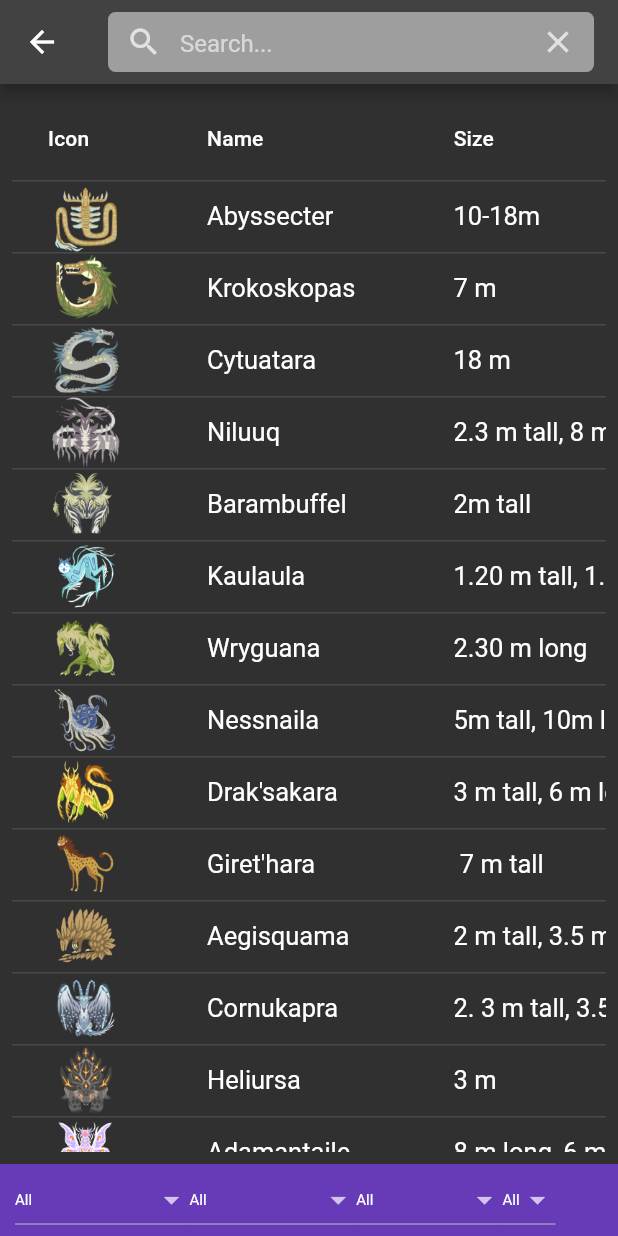
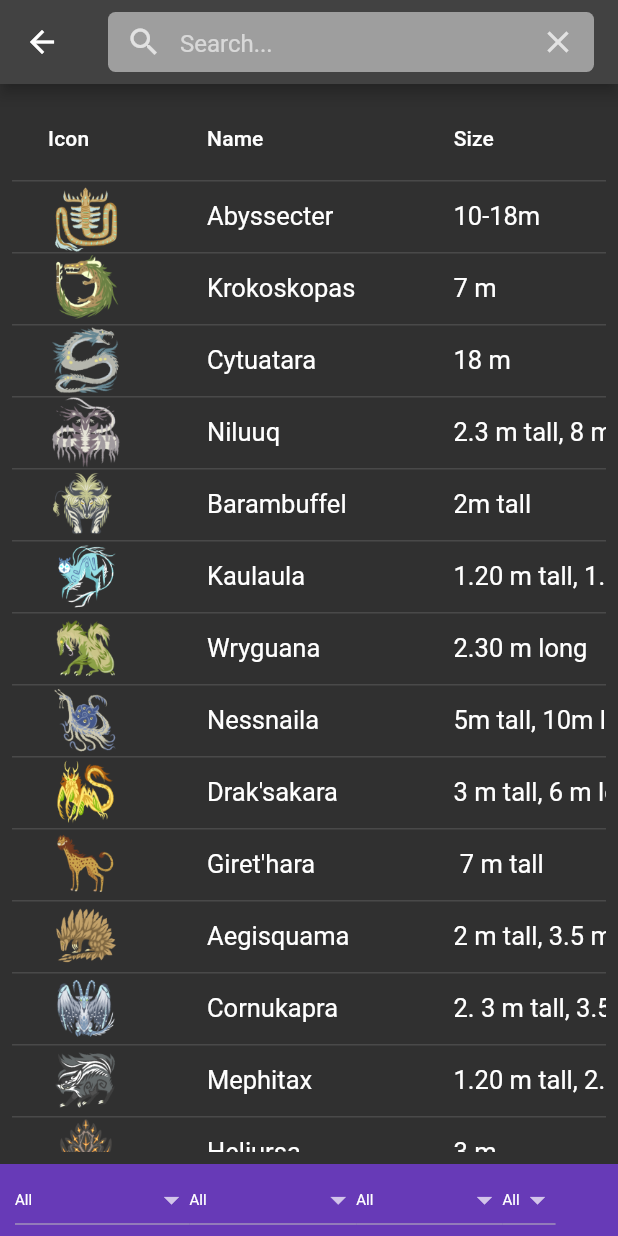
Before and after one commit to RyokCR/Bestiarium, a Flutter app: the screen it shows after launch, after a tap on the "search" icon, on a phone screen of 412 x 824 dp. Run offline on Flutter 3.47's test engine with Material 2 defaults, Android fonts, the light colour scheme and no system bars; our stand-ins replace dio, flutter_colorpicker, google_fonts, hive, hive_flutter; accounts and stored records are empty.

Commit message:
added more creatures

```diff
--- a/lib/domain/services/db/admin/initial_large_creatures.dart
+++ b/lib/domain/services/db/admin/initial_large_creatures.dart
@@ -337,6 +337,33 @@ addLargeCreatures(){
   );
 
   addSmallCreature(
+      'Mephitax',
+      'Warm-blooded beast',
+      '1.20 m tall, 2.5 m long',
+      'Carnivorous',
+      'Vicious and highly adaptable predatory creatures. They are found in almost any type of terrestrial habitat, and are'
+          ' able to climb and swim well.'
+
+      '\n\nMephitax hunt alone, and usually attack creatures far larger than they are. They use their long, bushy tails '
+          'for protection while doing this, cushioning heavy strikes or bites that come from above. If the larger creature '
+          'bites the tail decoy, Mephitax will quickly attack the throat while it is distracted.'
+
+  '\n\nThey have also been observed displaying several other hunting tactics, such as playing dead while secreting a foul'
+          ' smelling substance from the base of their tails to lure in and ambush scavengers.'
+      ,
+      'assets/images/icons/large_creatures/mephitax.png',
+      3,
+      'https://github.com/RyokCR/Bestiarium/raw/main/content/drawings/Mephitax.jpg',
+      'normal',
+      'fire',
+      'Common',
+      'large'
+
+  );
+
+
+
+  addSmallCreature(
       'Heliursa',
       'Warm-blooded beast',
       '3 m',
@@ -391,6 +418,134 @@ addLargeCreatures(){
 
   );
 
+  addSmallCreature(
+      'Halskárabos',
+      'Arthropoda',
+      '8 m tall',
+      'Scavenging',
+      'One of the most recognizable creatures from the Swaying Plains\' Forest of Bone.'
+
+  '\n\nThese large arthropodans feed on decaying organic matter and chew on bones, extracting some necessary minerals'
+          ' from them. Their thick exoskeleton protects their whole bodies from predator attacks, making them quite'
+          ' difficult to take down. They possess small vestigial wings under their elytra, which they use to produce '
+          'high pitched screeching sounds to communicate with each other.'
+
+  '\n\nMale Halskárabos will fight in order to mate with females, but will rarely kill each other during these events.'
+          ' After laying eggs, females will place them in high, hard-to-reach places, attaching them to rocks or trees'
+          ' using a sticky substance produced by glands near the mouth.'
+      ,
+      'assets/images/icons/large_creatures/halskárabos.png',
+      3,
+      'https://github.com/RyokCR/Bestiarium/raw/main/content/drawings/Halskárabos.jpg',
+      'normal',
+      'fire',
+      'Uncommon',
+      'large'
+
+  );
+
+  addSmallCreature(
+      'Myrmeleuka',
+      'Arthropoda',
+      '3 m long, 1.5 m tall',
+      'Carnivorous',
+      'Highly efficient predators from the Forest of Bone. '
+
+      '\n\nTheir long scissor-shaped tails aid them in overpowering prey, and constructing traps. Although they are '
+          'capable of chasing down other creatures, Myrmeleuka construct a number of pit traps in a circular area -covered '
+          'in a layer of silk mixed with plant litter- and patiently wait nearby. They may spend hours without moving at all,'
+          ' alert to ground vibrations indicating the presence of another creature. They also possess excellent vision.'
+
+  '\n\nOnce the unsuspecting victim steps on the trap, it falls into the pit, also becoming impeded by the sticky '
+          'silk, and can then be easily ambushed and killed.'
+      ,
+      'assets/images/icons/large_creatures/myrmeleuka.png',
+      3,
+      'https://github.com/RyokCR/Bestiarium/raw/main/content/drawings/Myrmeleuka.jpg',
+      'normal',
+      'fire',
+      'Uncommon',
+      'large'
+
+  );
+
+  addSmallCreature(
+      'Ijskala',
+      'Warm-blooded beast',
+      '14 m',
+      'Carnivorous',
+      'One of Onyria\'s apex ocean predators. Ijskala thrive in the cold waters surrounding the Glacia regions and hunt'
+          ' in groups, being able to chase down, overpower and kill nearly any local sea creature.'
+
+  '\n\nIjskala use their horns to sense water temperature, groom one another and defend themselves. They are able to locate'
+          ' prey or navigate using echolocation, and can also produce high pitched sounds to stun other creatures.'
+
+      '\n\nWhen attacking schools of small fish, Ijskala expel all water from their mouths through the small openings '
+          'on the sides of their jaws, creating vacuum inside, and absorb all of them at once.'
+      ,
+      'assets/images/icons/large_creatures/ijskala.png',
+      4,
+      'https://github.com/RyokCR/Bestiarium/raw/main/content/drawings/Ijskala.jpg',
+      'normal',
+      'fire',
+      'Uncommon',
+      'large'
+
+  );
+
+
+  addSmallCreature(
+      'Terásketos',
+      'Hydran',
+      '???',
+      'Carnivorous',
+      'A highly elusive, almost legendary creature, and possibly the largest incarnate organism to ever have existed in Onyria.'
+
+      '\n\nThere have been very few documented sightings of Terásketos. Based on descriptions given by witnesses, it is '
+          'speculated that its size surpasses 200 m in length- enough to swallow a fully grown Hvalketos whole.'
+
+  '\n\nIts dark hide is said to be nearly indistinguishable from the deep, dark waters it inhabits, and only its gargantuan,'
+          ' tusked jaws can be properly made out from a distance. It possesses trailing tentacles of unknown length, and'
+          ' often swims with its mouth open, swallowing everything in its wake. It is theorized that Terásketos is the'
+          ' origin of unexplained, impossibly strong sounds that sometimes echo across the ocean.'
+
+  '\n\nIts tusks are thought to be meant for fighting others of its kind, or defense against larger, unknown beasts'
+          ' that are, or were once able to prey upon it.'
+      ,
+      'assets/images/icons/large_creatures/terásketos.png',
+      5,
+      'https://github.com/RyokCR/Bestiarium/raw/main/content/drawings/Terásketos.jpg',
+      'normal',
+      'fire',
+      'Uncommon',
+      'large'
+
+  );
+
+
+  addSmallCreature(
+      'Zephyrnos',
+      'Thalassus',
+      '12 m long, 6 m wingspan',
+      'Carnivorous',
+      'Described in old legends as one of the four children of Primal aeru Okyanos. In ancient times, they were thought'
+          ' to absorb the sun\'s heat in order to blow warm winds towards the land, and bring forth the season of spring.'
+
+          '\n\nZephyrnos attach themselves to cliffsides and large coraline structures as the tide rises, using their tails to grab'
+          ' onto them. Then, they spread their specially adapted fins, and bask in the sun before returning to the water.'
+
+          '\n\nThey are capable of changing the texture and color of their bodies, camouflaging expertly upon nearly any surface.'
+          ' Once their prey comes close enough, they thrust forwards and quickly absorb the unsuspecting creature.'
+      ,
+      'assets/images/icons/large_creatures/zephyrnos.png',
+      4,
+      'https://github.com/RyokCR/Bestiarium/raw/main/content/drawings/Zephyrnos.jpg',
+      'normal',
+      'fire',
+      'Uncommon',
+      'large'
+
+  );
 
   addSmallCreature(
       'Gluhenwyr',
--- a/lib/domain/services/db/admin/initial_small_creatures.dart
+++ b/lib/domain/services/db/admin/initial_small_creatures.dart
@@ -502,6 +502,58 @@ addSmallCreatures(){
       'small'
   );
 
+
+  addSmallCreature(
+      'Cydiopteryx',
+      'Saurian',
+      '30 cm long',
+      'Carnivorous',
+      'Small, nocturnal predatory saurians. They are expert climbers and jumpers, travelling through their forest '
+          'habitats without ever leaving the trees.'
+
+      '\n\nTheir elongated fingers help them search for the grubs and larvae that they feed upon, usually hidden'
+          ' under tree bark. Their acute sense of touch is able to perceive vibrations created by their prey while'
+          ' moving, and once they have located it, they introduce their fingers into the small cavities created by'
+          ' the larvae, and easily pull them out.'
+
+      '\n\nCydiopteryx construct circular nests, in which they rest during the day.'
+      ,
+      'assets/images/icons/small_creatures/cydiopteryx.png',
+      1,
+      'https://github.com/RyokCR/Bestiarium/raw/main/content/drawings/Cydiopteryx.jpg',
+      'normal',
+      'fire',
+      'Common',
+      'small'
+  );
+
+
+  addSmallCreature(
+      'Antevolant',
+      'Warm-blooded beast',
+      '1.80 m tall, 5 m wingspan ',
+      'Herbivorous',
+      'Creatures graceful in flight, but quite clumsy on land. Antevolant must use the angle of their wings for support'
+          ' while walking, and are highly vulnerable while doing so.'
+
+      '\n\nAntevolant fly across the wetlands in flocks, and feed on plants and algae that grow on the surface of the shallow'
+          ' waters. Their long, flexible hooves are specially adapted to keep them from sinking into the mud. Because flying'
+          ' consumes so much energy due to their weight, they usually move by leaping into the air with their powerful hind '
+          'legs, gliding for long distances, and leaping again upon touching down, maintaining their momentum.'
+
+      '\n\nTheir pelt, feathers and horns are highly valued due to their beautiful vibrant colors, and are used in traditional'
+          ' clothing and ceremonial objects.'
+      ,
+      'assets/images/icons/small_creatures/antevolant.png',
+      2,
+      'https://github.com/RyokCR/Bestiarium/raw/main/content/drawings/Antevolant.jpg',
+      'normal',
+      'fire',
+      'Uncommon',
+      'small'
+  );
+
+
   addSmallCreature(
       'Un\'aeru',
       'Lesser aeru',
--- a/lib/ui/pages/creatures_page.dart
+++ b/lib/ui/pages/creatures_page.dart
@@ -96,7 +96,7 @@ class _Creatures_PageState extends State<Creatures_Page> {
                 icon:/*Transform(
                   alignment: Alignment.center,
                   transform: Matrix4.rotationZ(pi/2),
-                  child:*/ Image.asset('assets/images/monster_icon.png',
+                  child:*/ Image.asset('assets/images/large_monster_icon.png',
 
                     //fit: BoxFit.fitWidth,
 
--- a/lib/ui/widgets/plantBasicDesc.dart
+++ b/lib/ui/widgets/plantBasicDesc.dart
@@ -20,7 +20,7 @@ Widget PlantBasicDescription(Plant plant/*image, name, group, size, diet*/) {
 
         child: Column(
             children: <Widget>[
-              Center(
+              /*Center(
                   child: Padding(
                       padding: const EdgeInsets.symmetric(vertical: 15),
                       child: Container(
@@ -40,7 +40,7 @@ Widget PlantBasicDescription(Plant plant/*image, name, group, size, diet*/) {
                         ),
                       )
                   )
-              ),
+              ),*/
               const Divider(height: 30),
               Center(
                 child: FittedBox(
@@ -140,7 +140,7 @@ Widget PlantBasicDescription(Plant plant/*image, name, group, size, diet*/) {
                 ),
 
               ),
-              const Divider(height: 120),
+              const Divider(height: 180),
             ]
         ),
 
```
Also changed, not shown: assets/images/icons/large_creatures/halskárabos.png (renamed from assets/images/icons/halskárabos.png), assets/images/icons/large_creatures/ijskala.png (added), assets/images/icons/large_creatures/mephitax.png (added), assets/images/icons/large_creatures/myrmeleuka.png (renamed from assets/images/icons/myrmeleuka.png), assets/images/icons/large_creatures/terásketos.png (added), assets/images/icons/large_creatures/zephyrnos.png (added), assets/images/icons/small_creatures/antevolant.png (renamed from assets/images/icons/antevolant.png), assets/images/icons/small_creatures/cydiopteryx.png (renamed from assets/images/icons/cydiopteryx.png), assets/images/large_monster_icon.png (added), content/drawings/Halskárabos.jpg (added), content/drawings/Ijskala.jpg (added), content/drawings/Mephitax.jpg (added), content/drawings/Terásketos.jpg (added), content/drawings/Zephyrnos.jpg (added).
